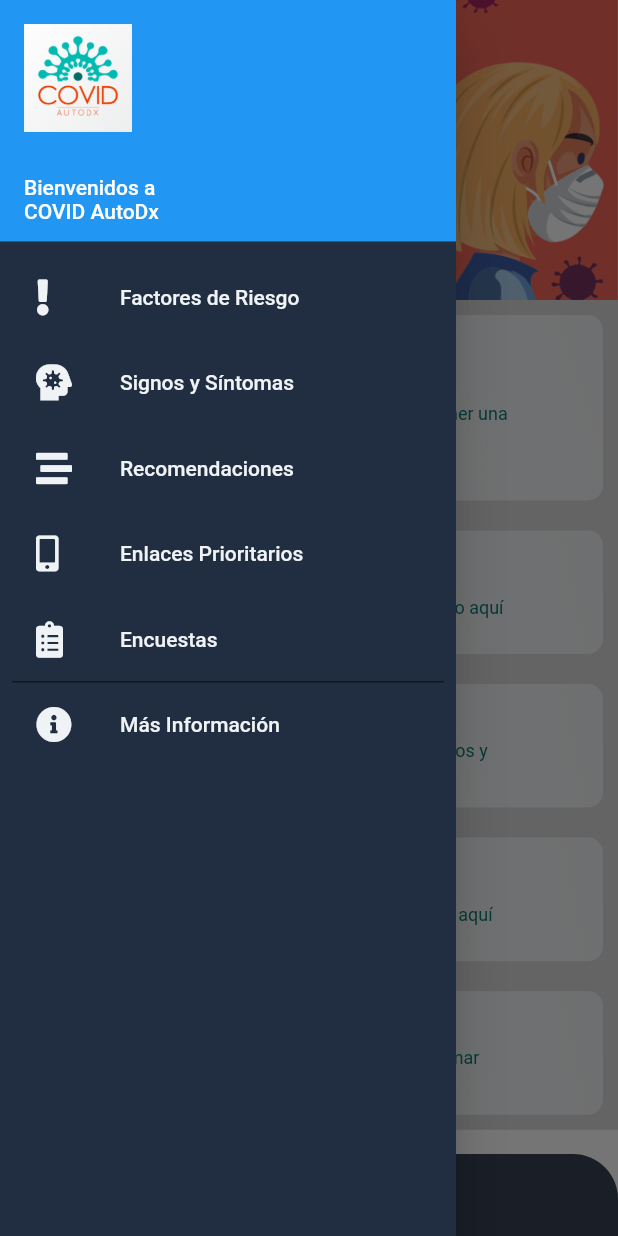
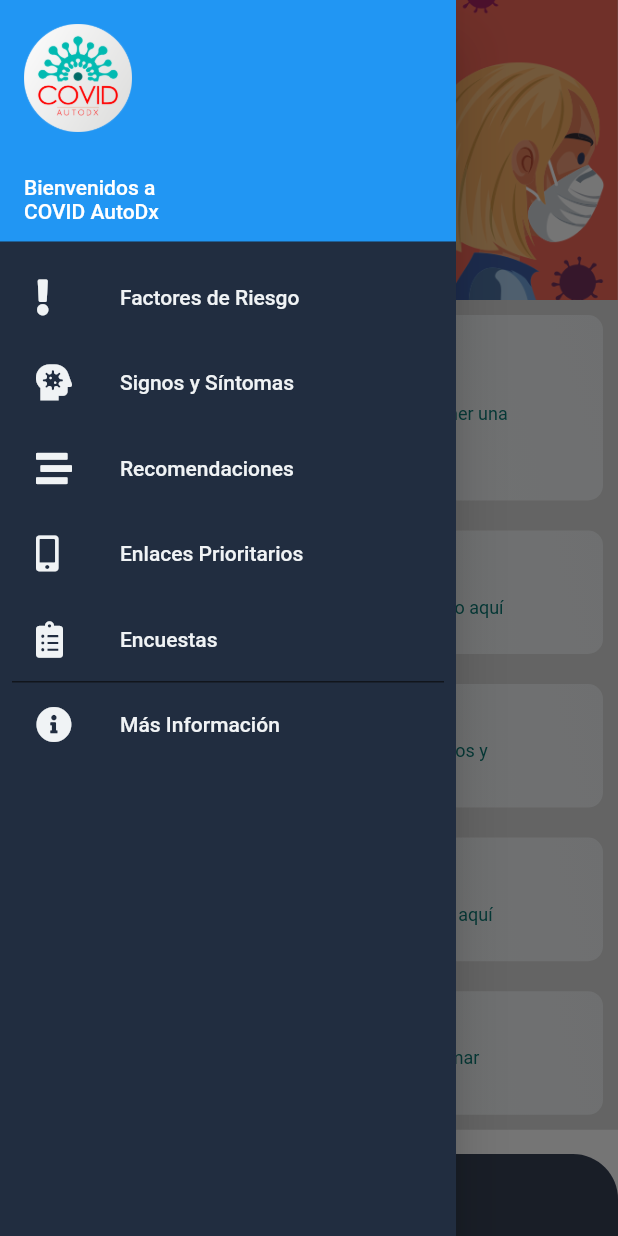
Before and after one commit to daniort/coviapp, a Flutter app: the screen it shows after launch, with the side drawer open, on a phone screen of 412 x 824 dp. Run offline on Flutter 3.47's test engine with Material 2 defaults, Android fonts, the phone set to English and light mode, and no system bars; drawn by our look-alikes of carousel_pro; our stand-ins replace cloud_firestore, firebase_storage, font_awesome_flutter, geolocator, google_fonts; missing offline and left inert: image_downloader; accounts and stored records are empty.

Commit message:
quedo mas chido Info 2

```diff
--- a/lib/main.dart
+++ b/lib/main.dart
@@ -1416,7 +1416,7 @@ class _MyHomePageState extends State<MyHomePage> {
                       fit: BoxFit.contain,
                       child:
                         Image.asset(
-                          "lib/assets/images/logocovid.png",
+                          "lib/assets/images/logocirculoo.png",
                           fit: BoxFit.cover,
                       )),
                 ),
```
